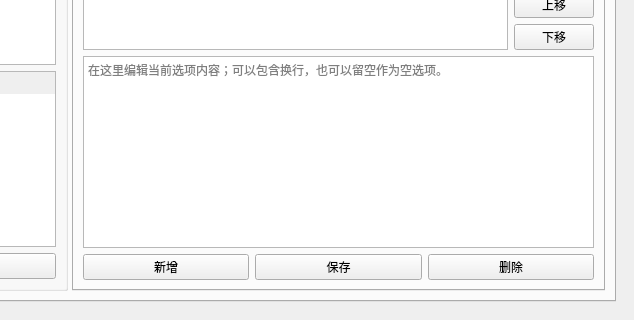
Above: tools/prompttemplatelibrarywidget.ui from hanbinhsh/SD-LoRA-Manager before the change; both pictures show x 554 to 1188 and y 582 to 902 of the 1188 by 902 pixel window. Below: the same form after it.
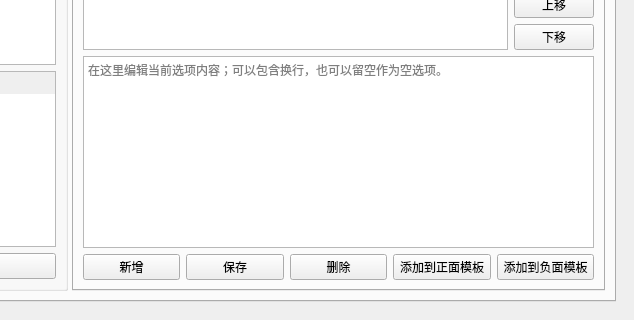
That is the form after the change. The open tabs and pages were chosen to show the change.

```diff
--- a/tools/prompttemplatelibrarywidget.ui
+++ b/tools/prompttemplatelibrarywidget.ui
@@ -872,6 +872,26 @@
                 </property>
                </widget>
               </item>
+              <item>
+               <widget class="QPushButton" name="btnAddPlaceholderPositive">
+                <property name="toolTip">
+                 <string>将当前选中的占位符（如 {name}）添加到正面模板</string>
+                </property>
+                <property name="text">
+                 <string>添加到正面模板</string>
+                </property>
+               </widget>
+              </item>
+              <item>
+               <widget class="QPushButton" name="btnAddPlaceholderNegative">
+                <property name="toolTip">
+                 <string>将当前选中的占位符（如 {name}）添加到负面模板</string>
+                </property>
+                <property name="text">
+                 <string>添加到负面模板</string>
+                </property>
+               </widget>
+              </item>
              </layout>
             </item>
            </layout>
```
